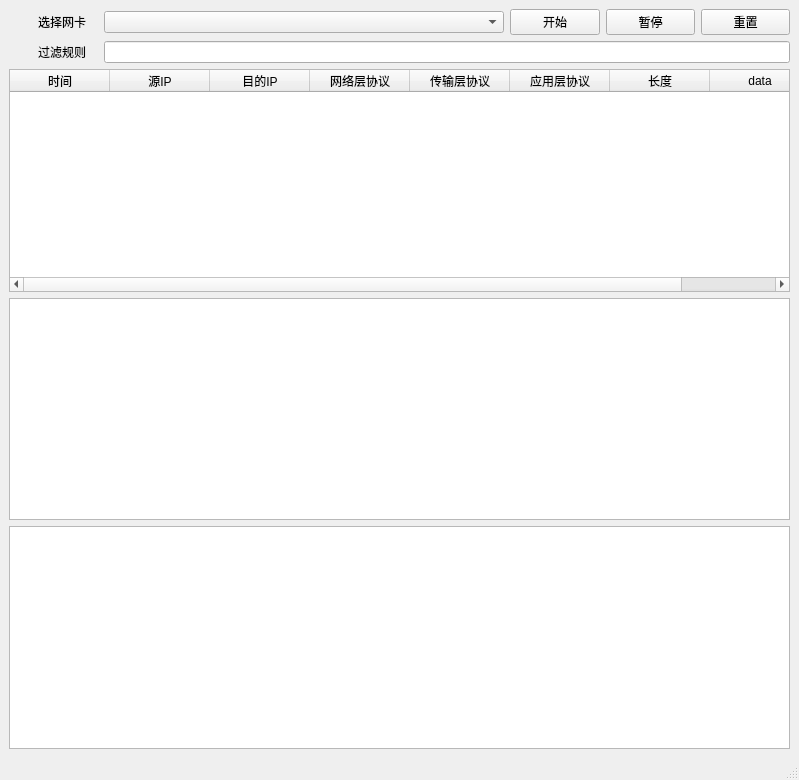
First picture: the form in mainwindow.ui, repository FunClip/ssniffer, before the edit.
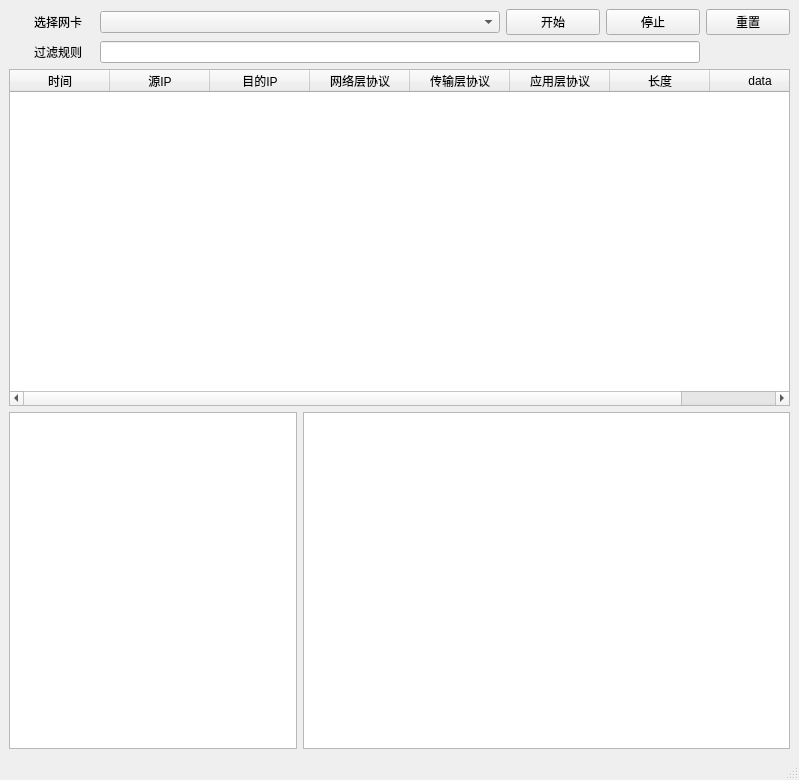
Second picture: the form after the edit.

Patch:
```diff
--- a/mainwindow.ui
+++ b/mainwindow.ui
@@ -14,32 +14,31 @@
    <string>ssniffer</string>
   </property>
   <widget class="QWidget" name="centralwidget">
-   <layout class="QGridLayout" name="gridLayout_11">
-    <item row="0" column="3">
-     <layout class="QGridLayout" name="gridLayout_5">
-      <item row="0" column="0">
-       <widget class="QPushButton" name="pushButton_2">
+   <layout class="QGridLayout" name="gridLayout_8">
+    <item row="0" column="0">
+     <layout class="QGridLayout" name="gridLayout">
+      <item row="0" column="0" alignment="Qt::AlignRight">
+       <widget class="QLabel" name="label">
+        <property name="minimumSize">
+         <size>
+          <width>60</width>
+          <height>0</height>
+         </size>
+        </property>
         <property name="maximumSize">
          <size>
-          <width>100</width>
+          <width>120</width>
           <height>16777215</height>
          </size>
         </property>
         <property name="text">
-         <string>暂停</string>
+         <string>选择网卡</string>
         </property>
        </widget>
       </item>
      </layout>
     </item>
-    <item row="4" column="0" colspan="5">
-     <layout class="QGridLayout" name="gridLayout_10">
-      <item row="0" column="0">
-       <widget class="QPlainTextEdit" name="plainTextEdit"/>
-      </item>
-     </layout>
-    </item>
-    <item row="0" column="1">
+    <item row="0" column="1" colspan="2">
      <layout class="QGridLayout" name="gridLayout_3">
       <item row="0" column="0">
        <widget class="QComboBox" name="comboBox">
@@ -56,28 +55,41 @@
       </item>
      </layout>
     </item>
-    <item row="3" column="0" colspan="5">
-     <layout class="QGridLayout" name="gridLayout_9">
+    <item row="0" column="3">
+     <layout class="QGridLayout" name="gridLayout_4">
       <item row="0" column="0">
-       <widget class="QPlainTextEdit" name="plainTextEdit_2"/>
-      </item>
-     </layout>
-    </item>
-    <item row="1" column="1" colspan="4">
-     <layout class="QGridLayout" name="gridLayout_7">
-      <item row="0" column="0">
-       <widget class="QLineEdit" name="lineEdit">
-        <property name="minimumSize">
+       <widget class="QPushButton" name="pushButton">
+        <property name="maximumSize">
          <size>
-          <width>600</width>
-          <height>0</height>
+          <width>100</width>
+          <height>16777215</height>
          </size>
         </property>
+        <property name="text">
+         <string>开始</string>
+        </property>
        </widget>
       </item>
      </layout>
     </item>
     <item row="0" column="4">
+     <layout class="QGridLayout" name="gridLayout_5">
+      <item row="0" column="0">
+       <widget class="QPushButton" name="pushButton_2">
+        <property name="maximumSize">
+         <size>
+          <width>100</width>
+          <height>16777215</height>
+         </size>
+        </property>
+        <property name="text">
+         <string>停止</string>
+        </property>
+       </widget>
+      </item>
+     </layout>
+    </item>
+    <item row="0" column="5">
      <layout class="QGridLayout" name="gridLayout_6">
       <item row="0" column="0">
        <widget class="QPushButton" name="pushButton_3">
@@ -94,9 +106,46 @@
       </item>
      </layout>
     </item>
-    <item row="2" column="0" colspan="5">
-     <layout class="QGridLayout" name="gridLayout_8">
+    <item row="1" column="0">
+     <layout class="QGridLayout" name="gridLayout_2">
+      <item row="0" column="0" alignment="Qt::AlignRight">
+       <widget class="QLabel" name="label_2">
+        <property name="minimumSize">
+         <size>
+          <width>60</width>
+          <height>0</height>
+         </size>
+        </property>
+        <property name="maximumSize">
+         <size>
+          <width>120</width>
+          <height>16777215</height>
+         </size>
+        </property>
+        <property name="text">
+         <string>过滤规则</string>
+        </property>
+       </widget>
+      </item>
+     </layout>
+    </item>
+    <item row="1" column="1" colspan="4">
+     <layout class="QGridLayout" name="gridLayout_7">
       <item row="0" column="0">
+       <widget class="QLineEdit" name="lineEdit">
+        <property name="minimumSize">
+         <size>
+          <width>600</width>
+          <height>0</height>
+         </size>
+        </property>
+       </widget>
+      </item>
+     </layout>
+    </item>
+    <item row="2" column="0" colspan="6">
+     <layout class="QVBoxLayout" name="verticalLayout">
+      <item>
        <widget class="QTableWidget" name="tableWidget">
         <column>
          <property name="text">
@@ -142,66 +191,17 @@
       </item>
      </layout>
     </item>
-    <item row="0" column="2">
-     <layout class="QGridLayout" name="gridLayout_4">
-      <item row="0" column="0">
-       <widget class="QPushButton" name="pushButton">
-        <property name="maximumSize">
-         <size>
-          <width>100</width>
-          <height>16777215</height>
-         </size>
-        </property>
-        <property name="text">
-         <string>开始</string>
-        </property>
-       </widget>
+    <item row="3" column="0" colspan="2">
+     <layout class="QHBoxLayout" name="horizontalLayout">
+      <item>
+       <widget class="QPlainTextEdit" name="plainTextEdit"/>
       </item>
      </layout>
     </item>
-    <item row="0" column="0">
-     <layout class="QGridLayout" name="gridLayout">
-      <item row="0" column="0" alignment="Qt::AlignRight">
-       <widget class="QLabel" name="label">
-        <property name="minimumSize">
-         <size>
-          <width>60</width>
-          <height>0</height>
-         </size>
-        </property>
-        <property name="maximumSize">
-         <size>
-          <width>120</width>
-          <height>16777215</height>
-         </size>
-        </property>
-        <property name="text">
-         <string>选择网卡</string>
-        </property>
-       </widget>
-      </item>
-     </layout>
-    </item>
-    <item row="1" column="0">
-     <layout class="QGridLayout" name="gridLayout_2">
-      <item row="0" column="0" alignment="Qt::AlignRight">
-       <widget class="QLabel" name="label_2">
-        <property name="minimumSize">
-         <size>
-          <width>60</width>
-          <height>0</height>
-         </size>
-        </property>
-        <property name="maximumSize">
-         <size>
-          <width>120</width>
-          <height>16777215</height>
-         </size>
-        </property>
-        <property name="text">
-         <string>过滤规则</string>
-        </property>
-       </widget>
+    <item row="3" column="2" colspan="4">
+     <layout class="QHBoxLayout" name="horizontalLayout_2">
+      <item>
+       <widget class="QPlainTextEdit" name="plainTextEdit_2"/>
       </item>
      </layout>
     </item>
```
